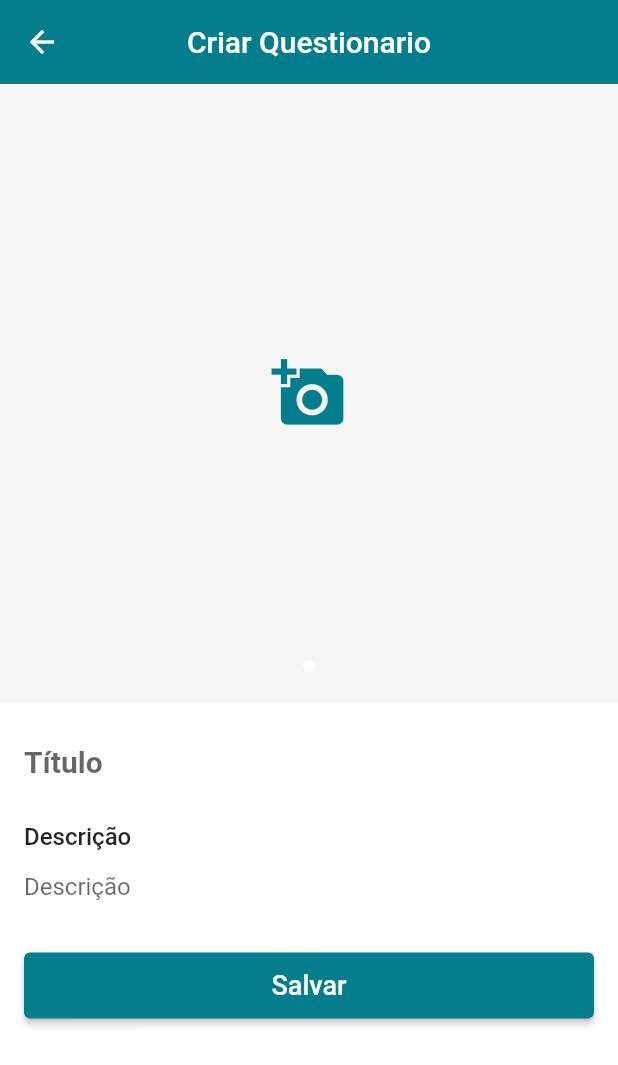
After one commit to egueiber/AMesa, a Flutter app: the EditQuestionarioScreen screen opened by its route, on a phone screen of 412 x 824 dp. The commit adds this screen. Shown: the top 1065 px of the screen. Run offline on Flutter 3.47's test engine with Material 2 defaults, Android fonts, the phone set to English and light mode, and no system bars; drawn by our look-alikes of carousel_pro; our stand-ins replace cloud_firestore, firebase_auth, firebase_core, firebase_storage, image_cropper, image_picker and 1 more; missing offline and left inert: alphabet_list_scroll_view; accounts and stored records are empty.

Commit message:
edicao questionario

```diff
--- a/lib/common/custom_drawer/custom_drawer.dart
+++ b/lib/common/custom_drawer/custom_drawer.dart
@@ -27,7 +27,7 @@ class CustomDrawer extends StatelessWidget {
               CustomDrawerHeader(),
               DrawerTile(Icons.home, 'Inicio', 0),
               DrawerTile(Icons.list, 'Produtos', 1),
-              DrawerTile(Icons.playlist_add, 'Meus Pedidos', 2),
+              DrawerTile(Icons.question_answer_sharp, 'Questionários', 2),
               DrawerTile(Icons.location_on, 'Instituição', 3),
               Consumer<UserManager>(
                 builder: (_, userManager, __) {
--- a/lib/main.dart
+++ b/lib/main.dart
@@ -9,11 +9,13 @@ import 'package:firebase_core/firebase_core.dart';
 import 'package:amesaadm/models/product.dart';
 import 'package:amesaadm/models/cart_manager.dart';
 import 'package:amesaadm/models/product_manager.dart';
+import 'package:amesaadm/models/questionariomanager.dart';
 import 'package:amesaadm/views/Product/product_screen.dart';
 import 'package:amesaadm/views/cart/cart_screen.dart';
 import 'package:amesaadm/models/home_manager.dart';
 import 'package:amesaadm/models/admin_users_manager.dart';
 import 'package:amesaadm/views/edit_products/edit_product_screen.dart';
+import 'package:amesaadm/views/questionario/edit/editquestionario.dart';
 import 'package:amesaadm/views/select_product/select_product_screen.dart';
 import 'package:amesaadm/views/questionario/questionarioscreen.dart';
 
@@ -34,6 +36,10 @@ class MyApp extends StatelessWidget {
           ),
           ChangeNotifierProvider(
             create: (_) => ProductManager(),
+            lazy: false,
+          ),
+          ChangeNotifierProvider(
+            create: (_) => QuestionarioManager(),
             lazy: false,
           ),
           ChangeNotifierProvider(
@@ -80,6 +86,10 @@ class MyApp extends StatelessWidget {
                   return MaterialPageRoute(
                       builder: (_) =>
                           EditProductScreen(settings.arguments as Product));
+                case '/edit_questionario':
+                  return MaterialPageRoute(
+                      builder: (_) => EditQuestionarioScreen(
+                          settings.arguments as Questionario));
                 case '/product':
                   return MaterialPageRoute(
                       builder: (_) =>
--- a/lib/views/edit_products/components/image_source_sheet.dart
+++ b/lib/views/edit_products/components/image_source_sheet.dart
@@ -1,5 +1,4 @@
 import 'dart:io';
-
 import 'package:flutter/cupertino.dart';
 import 'package:flutter/material.dart';
 import 'package:image_cropper/image_cropper.dart';
--- /dev/null
+++ b/lib/views/questionario/edit/componentes/images_questionario.dart
@@ -0,0 +1,108 @@
+import 'dart:io';
+import 'package:carousel_pro/carousel_pro.dart';
+import 'package:flutter/cupertino.dart';
+import 'package:flutter/material.dart';
+import 'package:amesaadm/models/questionario.dart';
+import 'package:amesaadm/views/edit_products/components/image_source_sheet.dart';
+
+class ImagesForm extends StatelessWidget {
+  const ImagesForm(this.questionario);
+
+  final Questionario questionario;
+
+  @override
+  Widget build(BuildContext context) {
+    return FormField<List<dynamic>>(
+      initialValue: List.from(questionario.images),
+      validator: (images) {
+        if (images.isEmpty) return 'Insira ao menos uma imagem';
+        return null;
+      },
+      onSaved: (images) => questionario.newImages = images,
+      builder: (state) {
+        void onImageSelected(File file) {
+          state.value.add(file);
+          state.didChange(state.value);
+          Navigator.of(context).pop();
+        }
+
+        return Column(
+          children: <Widget>[
+            AspectRatio(
+              aspectRatio: 1,
+              child: Carousel(
+                images: state.value.map<Widget>((image) {
+                  return Stack(
+                    fit: StackFit.expand,
+                    children: <Widget>[
+                      if (image is String)
+                        Image.network(
+                          image,
+                          fit: BoxFit.cover,
+                        )
+                      else
+                        Image.file(
+                          image as File,
+                          fit: BoxFit.cover,
+                        ),
+                      Align(
+                        alignment: Alignment.topRight,
+                        child: IconButton(
+                          icon: Icon(Icons.remove),
+                          color: Colors.red,
+                          onPressed: () {
+                            state.value.remove(image);
+                            state.didChange(state.value);
+                          },
+                        ),
+                      )
+                    ],
+                  );
+                }).toList()
+                  ..add(Material(
+                    color: Colors.grey[100],
+                    child: IconButton(
+                      icon: Icon(Icons.add_a_photo),
+                      color: Theme.of(context).primaryColor,
+                      iconSize: 50,
+                      onPressed: () {
+                        if (Platform.isAndroid)
+                          showModalBottomSheet(
+                              context: context,
+                              builder: (_) => ImageSourceSheet(
+                                    onImageSelected: onImageSelected,
+                                  ));
+                        else
+                          showCupertinoModalPopup(
+                              context: context,
+                              builder: (_) => ImageSourceSheet(
+                                    onImageSelected: onImageSelected,
+                                  ));
+                      },
+                    ),
+                  )),
+                dotSize: 4,
+                dotSpacing: 15,
+                dotBgColor: Colors.transparent,
+                dotColor: Theme.of(context).primaryColor,
+                autoplay: false,
+              ),
+            ),
+            if (state.hasError)
+              Container(
+                margin: const EdgeInsets.only(top: 16, left: 16),
+                alignment: Alignment.centerLeft,
+                child: Text(
+                  state.errorText,
+                  style: const TextStyle(
+                    color: Colors.red,
+                    fontSize: 12,
+                  ),
+                ),
+              )
+          ],
+        );
+      },
+    );
+  }
+}
--- /dev/null
+++ b/lib/views/questionario/edit/editquestionario.dart
@@ -0,0 +1,123 @@
+import 'package:flutter/material.dart';
+import 'package:amesaadm/models/questionario.dart';
+import 'package:amesaadm/models/questionariomanager.dart';
+import 'package:amesaadm/views/questionario/edit/componentes/images_questionario.dart';
+//import 'package:amesaadm/views/edit_products/components/sizes_form.dart';
+import 'package:provider/provider.dart';
+
+class EditQuestionarioScreen extends StatelessWidget {
+  EditQuestionarioScreen(Questionario p)
+      : editing = p != null,
+        questionario = p != null ? p.clone() : Questionario();
+
+  final Questionario questionario;
+  final bool editing;
+
+  final GlobalKey<FormState> formKey = GlobalKey<FormState>();
+
+  @override
+  Widget build(BuildContext context) {
+    final primaryColor = Theme.of(context).primaryColor;
+
+    return ChangeNotifierProvider.value(
+      value: questionario,
+      child: Scaffold(
+        appBar: AppBar(
+          title: Text(editing ? 'Editar Questionario' : 'Criar Questionario'),
+          centerTitle: true,
+        ),
+        backgroundColor: Colors.white,
+        body: Form(
+          key: formKey,
+          child: ListView(
+            children: <Widget>[
+              ImagesForm(questionario),
+              Padding(
+                padding: const EdgeInsets.all(16),
+                child: Column(
+                  crossAxisAlignment: CrossAxisAlignment.stretch,
+                  children: <Widget>[
+                    TextFormField(
+                      initialValue: questionario.titulo,
+                      decoration: const InputDecoration(
+                        hintText: 'Título',
+                        border: InputBorder.none,
+                      ),
+                      style:
+                          TextStyle(fontSize: 20, fontWeight: FontWeight.w600),
+                      validator: (titulo) {
+                        if (titulo.length < 6) return 'Título muito curto';
+                        return null;
+                      },
+                      onSaved: (titulo) => questionario.descricao = titulo,
+                    ),
+                    Padding(
+                      padding: const EdgeInsets.only(top: 16),
+                      child: Text(
+                        'Descrição',
+                        style: TextStyle(
+                            fontSize: 16, fontWeight: FontWeight.w500),
+                      ),
+                    ),
+                    TextFormField(
+                      initialValue: questionario.descricao,
+                      style: const TextStyle(fontSize: 16),
+                      decoration: const InputDecoration(
+                          hintText: 'Descrição', border: InputBorder.none),
+                      maxLines: null,
+                      validator: (desc) {
+                        if (desc.length < 8) return 'Descrição muito curta';
+                        return null;
+                      },
+                      onSaved: (desc) => questionario.descricao = desc,
+                    ),
+                    //   SizesForm(questionario),
+                    const SizedBox(
+                      height: 20,
+                    ),
+                    Consumer<Questionario>(
+                      builder: (_, questionario, __) {
+                        return SizedBox(
+                          height: 44,
+                          child: ElevatedButton(
+                            onPressed: !questionario.loading
+                                ? () async {
+                                    if (formKey.currentState.validate()) {
+                                      formKey.currentState.save();
+
+                                      await questionario.save();
+
+                                      context
+                                          .read<QuestionarioManager>()
+                                          .update(questionario);
+
+                                      Navigator.of(context).pop();
+                                    }
+                                  }
+                                : null,
+                            style: ElevatedButton.styleFrom(
+                                primary: primaryColor, // background
+                                onPrimary: Colors.white),
+                            child: questionario.loading
+                                ? CircularProgressIndicator(
+                                    valueColor:
+                                        AlwaysStoppedAnimation(Colors.white),
+                                  )
+                                : const Text(
+                                    'Salvar',
+                                    style: TextStyle(fontSize: 18.0),
+                                  ),
+                          ),
+                        );
+                      },
+                    ),
+                  ],
+                ),
+              )
+            ],
+          ),
+        ),
+      ),
+    );
+  }
+}
```
Also changed, not shown: lib/views/questionario/questionarioscreen.dart (+14 -6 lines), pubspec.lock.
